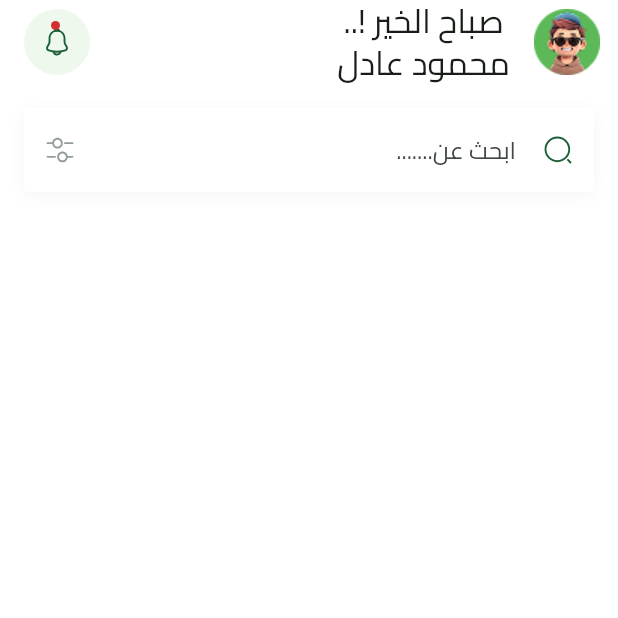
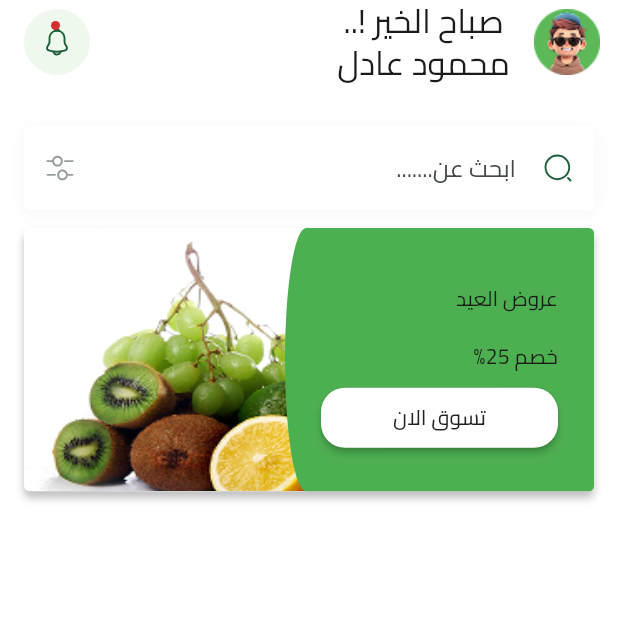
Before and after one commit to Mahmoud-Adel-Ali/Fruit_Hub_E_Commerce_App, a Flutter app: the HomeView screen opened by its route, on a phone screen of 412 x 824 dp, the top half of it. Run offline on Flutter 3.47's test engine with Material 3 defaults, Android fonts, the phone set to English and light mode, and no system bars; our stand-ins replace bloc, cloud_firestore, dartz, dots_indicator, firebase_auth, firebase_core and 8 more; missing offline and left inert: flutter_facebook_auth; accounts and stored records are empty.

Commit message:
Create Featured item

```diff
--- a/lib/core/utils/app_images.dart
+++ b/lib/core/utils/app_images.dart
@@ -22,6 +22,8 @@ class Assets {
 
   static const String imagesGoogleIcon = "assets/images/google_icon.svg";
 
+  static const String imagesGreenSquare = "assets/images/green_square.png";
+
   static const String imagesLogo = "assets/images/logo.svg";
 
   static const String imagesNotificationIcon = "assets/images/notification_icon.svg";
@@ -41,4 +43,6 @@ class Assets {
   static const String imagesSearchIcon = "assets/images/search_icon.svg";
 
   static const String imagesSplashBottomDots = "assets/images/splash_bottom_dots.svg";
+
+  static const String imagesTestFeatureFruitImage = "assets/images/test_feature_fruit_image.png";
 }
--- /dev/null
+++ b/lib/features/home/presentation/views/widgets/featured_fruit_item.dart
@@ -0,0 +1,103 @@
+import 'package:flutter/material.dart';
+
+import '../../../../../core/utils/app_colors.dart';
+import '../../../../../core/utils/app_images.dart';
+import '../../../../../core/utils/app_text_styles.dart';
+import '../../../../../core/widgets/custom_button.dart';
+
+class FeaturedFruitItem extends StatelessWidget {
+  const FeaturedFruitItem({super.key});
+
+  @override
+  Widget build(BuildContext context) {
+    var screenWidth = MediaQuery.sizeOf(context).width;
+    return AspectRatio(
+      aspectRatio: 2.165,
+      child: Container(
+        height: 175,
+        width: screenWidth,
+        decoration: ShapeDecoration(
+          color: AppColors.white,
+          shape: RoundedRectangleBorder(
+            // side: BorderSide(width: 1),
+            borderRadius: BorderRadius.circular(4),
+          ),
+          shadows: [
+            BoxShadow(
+              color: Color(0x3F000000),
+              blurRadius: 4,
+              offset: Offset(0, 4),
+              spreadRadius: 0,
+            ),
+          ],
+        ),
+        child: Stack(
+          children: [
+            Positioned(
+              left: 0,
+              top: 0,
+              bottom: 0,
+              child: Image.asset(
+                Assets.imagesTestFeatureFruitImage,
+                fit: BoxFit.fill,
+              ),
+            ),
+            Positioned(
+              right: 0,
+              top: 0,
+              bottom: 0,
+              child: Container(
+                width: screenWidth / 2,
+                padding: EdgeInsets.symmetric(horizontal: 24),
+                decoration: BoxDecoration(
+                  color: AppColors.green,
+                  borderRadius: BorderRadius.only(
+                    topLeft: Radius.elliptical(16, 100),
+                    bottomLeft: Radius.elliptical(16, 100),
+                    bottomRight: Radius.circular(4),
+                    topRight: Radius.circular(4),
+                  ),
+                ),
+                child: Column(
+                  crossAxisAlignment: CrossAxisAlignment.start,
+                  children: [
+                    const Spacer(flex: 2),
+                    Text(
+                      'عروض العيد',
+                      style: AppTextStyles.bold13.copyWith(
+                        color: AppColors.white,
+                      ),
+                    ),
+                    const Spacer(flex: 1),
+                    Column(
+                      spacing: 11,
+                      crossAxisAlignment: CrossAxisAlignment.start,
+                      children: [
+                        Text(
+                          'خصم 25%',
+                          style: AppTextStyles.bold19.copyWith(
+                            color: AppColors.white,
+                          ),
+                        ),
+                        SizedBox(
+                          height: 40,
+                          child: CustomButton(
+                            text: 'تسوق الان',
+                            color: AppColors.white,
+                            textColor: AppColors.green,
+                            onPressed: () {},
+                          ),
+                        ),
+                      ],
+                    ),
+                    const SizedBox(height: 29),
+                  ],
+                ),
+              ),
+            ),
+          ],
+        ),
+      ),
+    );
+  }
+}
--- a/lib/features/home/presentation/views/widgets/home_view_body.dart
+++ b/lib/features/home/presentation/views/widgets/home_view_body.dart
@@ -2,6 +2,7 @@ import 'package:flutter/material.dart';
 
 import '../../../../../constants.dart';
 import '../../../../../core/widgets/custom_search_field.dart';
+import 'featured_fruit_item.dart';
 
 class HomeViewBody extends StatelessWidget {
   const HomeViewBody({super.key});
@@ -12,9 +13,11 @@ class HomeViewBody extends StatelessWidget {
       child: Padding(
         padding: const EdgeInsets.symmetric(horizontal: kHorizontalPadding),
         child: Column(
+          spacing: 12,
           children: [
             SizedBox(height: kTopPadding),
             CustomSearchField(),
+            FeaturedFruitItem(),
           ],
         ),
       ),
```
Also changed, not shown: assets/images/test_feature_fruit_image.png (added).
